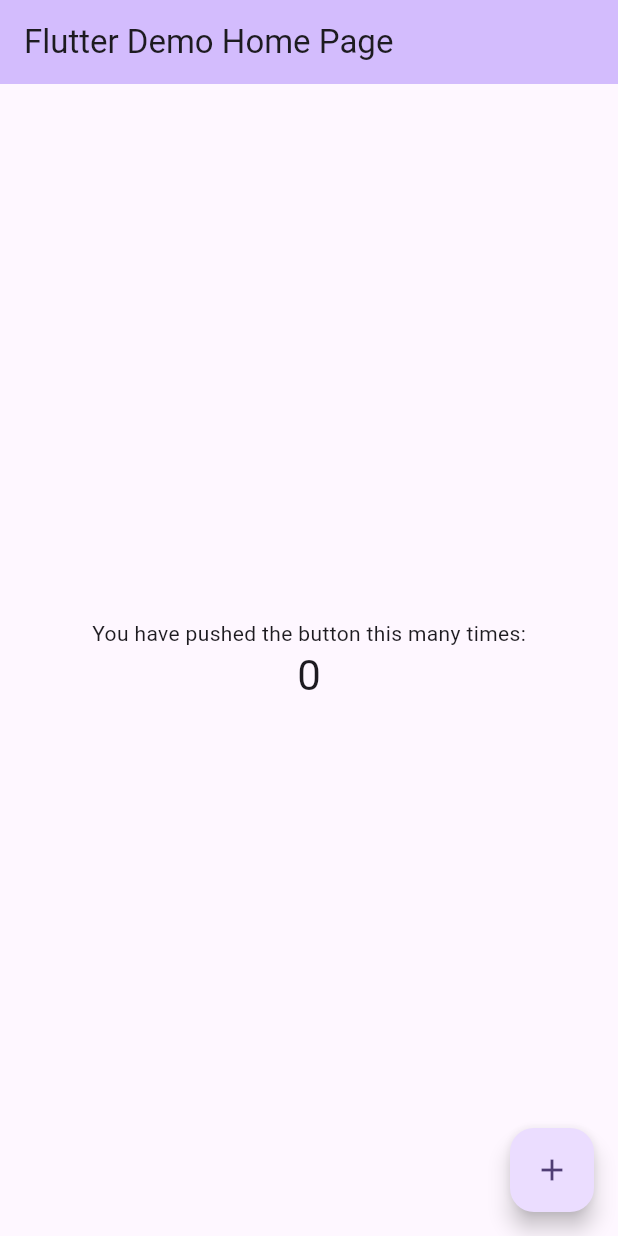
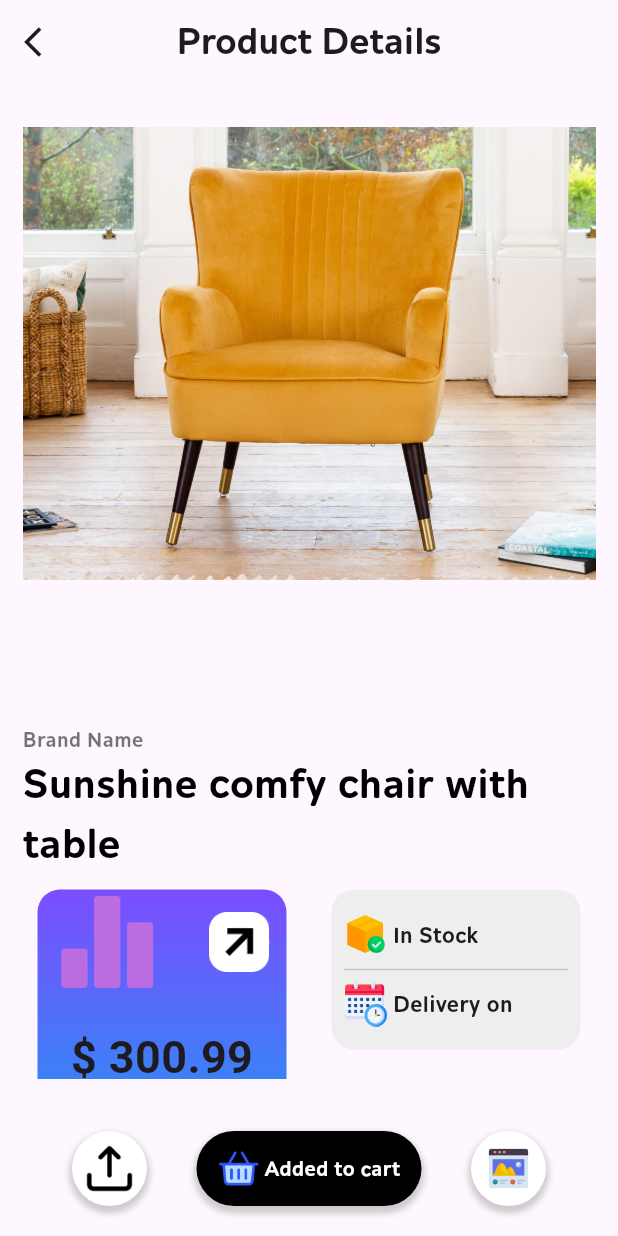
Before and after one commit to MohamedEssam9009/first_logo_ui_task, a Flutter app: the screen it shows after launch, on a phone screen of 412 x 824 dp. Run offline on Flutter 3.47's test engine with Material 3 defaults, Android fonts, the phone set to English and light mode, and no system bars.

```diff
--- a/lib/main.dart
+++ b/lib/main.dart
@@ -1,3 +1,4 @@
+import 'package:first_logo_ui_task/presentation/screens/product_details_screen.dart';
 import 'package:flutter/material.dart';
 
 void main() {
@@ -10,60 +11,10 @@ class MyApp extends StatelessWidget {
   @override
   Widget build(BuildContext context) {
     return MaterialApp(
-      title: 'Flutter Demo',
-      theme: ThemeData(
-        colorScheme: ColorScheme.fromSeed(seedColor: Colors.deepPurple),
-        useMaterial3: true,
-      ),
-      home: const MyHomePage(title: 'Flutter Demo Home Page'),
+      debugShowCheckedModeBanner: false,
+      title: 'First Logo UI Task',
+      theme: ThemeData(useMaterial3: true),
+      home: ProductDetailsScreen(),
     );
   }
 }
-
-class MyHomePage extends StatefulWidget {
-  const MyHomePage({super.key, required this.title});
-
-  final String title;
-
-  @override
-  State<MyHomePage> createState() => _MyHomePageState();
-}
-
-class _MyHomePageState extends State<MyHomePage> {
-  int _counter = 0;
-
-  void _incrementCounter() {
-    setState(() {
-      _counter++;
-    });
-  }
-
-  @override
-  Widget build(BuildContext context) {
-    return Scaffold(
-      appBar: AppBar(
-        backgroundColor: Theme.of(context).colorScheme.inversePrimary,
-        title: Text(widget.title),
-      ),
-      body: Center(
-        child: Column(
-          mainAxisAlignment: MainAxisAlignment.center,
-          children: <Widget>[
-            const Text(
-              'You have pushed the button this many times:',
-            ),
-            Text(
-              '$_counter',
-              style: Theme.of(context).textTheme.headlineMedium,
-            ),
-          ],
-        ),
-      ),
-      floatingActionButton: FloatingActionButton(
-        onPressed: _incrementCounter,
-        tooltip: 'Increment',
-        child: const Icon(Icons.add),
-      ),
-    );
-  }
-}
--- /dev/null
+++ b/lib/presentation/screens/product_details_screen.dart
@@ -0,0 +1,289 @@
+import 'package:first_logo_ui_task/presentation/widgets/animated_product_image.dart';
+import 'package:flutter/material.dart';
+
+class ProductDetailsScreen extends StatelessWidget {
+  const ProductDetailsScreen({super.key});
+
+  @override
+  Widget build(BuildContext context) {
+    return Scaffold(
+      appBar: AppBar(
+        leading: IconButton(
+          onPressed: () => Navigator.pop(context),
+          icon: const Icon(Icons.arrow_back_ios),
+        ),
+        title: const Text(
+          'Product Details',
+          style: TextStyle(
+            fontFamily: 'Alleyn',
+            fontSize: 25.0,
+          ),
+        ),
+        centerTitle: true,
+      ),
+      body: Padding(
+        padding: const EdgeInsets.all(15.0),
+        child: SingleChildScrollView(
+          child: Column(
+            crossAxisAlignment: CrossAxisAlignment.start,
+            children: [
+              const AnimatedProductImage(),
+              const Text(
+                'Brand Name',
+                style: TextStyle(
+                  fontFamily: 'Alleyn',
+                  color: Colors.black54,
+                ),
+              ),
+              const Text(
+                'Sunshine comfy chair with table',
+                style: TextStyle(
+                  fontFamily: 'Alleyn',
+                  color: Colors.black,
+                  fontSize: 28,
+                ),
+              ),
+              Container(
+                width: double.infinity,
+                padding: const EdgeInsets.all(10),
+                height: 200.0,
+                child: Row(
+                  mainAxisAlignment: MainAxisAlignment.spaceBetween,
+                  children: [
+                    Expanded(
+                      child: Container(
+                        decoration: BoxDecoration(
+                          borderRadius: BorderRadius.circular(15.0),
+                          gradient: const LinearGradient(
+                            begin: Alignment.topCenter,
+                            end: Alignment.bottomCenter,
+                            colors: [
+                              Colors.deepPurpleAccent,
+                              Colors.blue,
+                            ],
+                          ),
+                        ),
+                        child: Column(
+                          children: [
+                            Row(
+                              mainAxisAlignment: MainAxisAlignment.spaceEvenly,
+                              children: [
+                                Image.asset(
+                                  'assets/images/stats.png',
+                                  width: 70,
+                                ),
+                                const SizedBox(width: 10),
+                                CircleAvatar(
+                                  radius: 20.0,
+                                  backgroundColor: Colors.white,
+                                  child: Image.asset(
+                                    'assets/images/up-right.png',
+                                  ),
+                                )
+                              ],
+                            ),
+                            const SizedBox(height: 20),
+                            Column(
+                              children: [
+                                const Text(
+                                  '\$ 300.99',
+                                  style: TextStyle(
+                                    fontSize: 30.0,
+                                    fontWeight: FontWeight.bold,
+                                  ),
+                                ),
+                                Container(
+                                  width: 100.0,
+                                  height: 40.0,
+                                  decoration: BoxDecoration(
+                                    color: Colors.blue,
+                                    borderRadius: BorderRadius.circular(20.0),
+                                  ),
+                                  child: const Text(
+                                    'Buy Now',
+                                    style: TextStyle(
+                                      color: Colors.white,
+                                      fontSize: 20.0,
+                                      fontFamily: 'Alleyn',
+                                    ),
+                                    textAlign: TextAlign.center,
+                                  ),
+                                ),
+                              ],
+                            )
+                          ],
+                        ),
+                      ),
+                    ),
+                    const SizedBox(width: 30),
+                    Expanded(
+                      child: Column(
+                        children: [
+                          Expanded(
+                            flex: 2,
+                            child: Container(
+                              padding: const EdgeInsets.all(8),
+                              decoration: BoxDecoration(
+                                color: Colors.grey.shade200,
+                                borderRadius: BorderRadius.circular(15),
+                              ),
+                              child: Column(
+                                mainAxisAlignment: MainAxisAlignment.center,
+                                children: [
+                                  Row(
+                                    children: [
+                                      Image.asset(
+                                        'assets/images/stock.png',
+                                        width: 30.0,
+                                      ),
+                                      const SizedBox(width: 3),
+                                      const Text(
+                                        'In Stock',
+                                        style: TextStyle(
+                                          fontSize: 15.0,
+                                          fontFamily: 'Alleyn',
+                                        ),
+                                      ),
+                                    ],
+                                  ),
+                                  const Divider(),
+                                  Row(
+                                    children: [
+                                      Image.asset(
+                                        'assets/images/schedule.png',
+                                        width: 30.0,
+                                      ),
+                                      const SizedBox(width: 3),
+                                      const Text(
+                                        'Delivery on',
+                                        style: TextStyle(
+                                          fontSize: 15.0,
+                                          fontFamily: 'Alleyn',
+                                        ),
+                                      ),
+                                    ],
+                                  ),
+                                ],
+                              ),
+                            ),
+                          ),
+                          const SizedBox(height: 20),
+                          Expanded(
+                            flex: 1,
+                            child: Container(
+                              padding: const EdgeInsets.all(8),
+                              decoration: BoxDecoration(
+                                color: Colors.grey.shade200,
+                                borderRadius: BorderRadius.circular(15),
+                              ),
+                              child: Column(
+                                mainAxisAlignment: MainAxisAlignment.center,
+                                children: [
+                                  Row(
+                                    children: [
+                                      Image.asset(
+                                        'assets/images/rate.png',
+                                        width: 30.0,
+                                      ),
+                                      const SizedBox(width: 15),
+                                      const Text(
+                                        '4.8',
+                                        style: TextStyle(
+                                          fontSize: 20.0,
+                                          fontWeight: FontWeight.bold,
+                                        ),
+                                      ),
+                                    ],
+                                  ),
+                                ],
+                              ),
+                            ),
+                          ),
+                        ],
+                      ),
+                    )
+                  ],
+                ),
+              ),
+            ],
+          ),
+        ),
+      ),
+      bottomNavigationBar: Padding(
+        padding: const EdgeInsets.all(15.0),
+        child: SizedBox(
+          height: 60.0,
+          child: Row(
+            mainAxisAlignment: MainAxisAlignment.spaceEvenly,
+            children: [
+              Container(
+                padding: const EdgeInsets.all(7),
+                width: 50,
+                height: 50,
+                decoration: BoxDecoration(
+                  color: Colors.white,
+                  borderRadius: BorderRadius.circular(30),
+                  boxShadow: [
+                    BoxShadow(
+                      color: Colors.grey.withOpacity(0.5),
+                      blurRadius: 3.0,
+                      spreadRadius: 2,
+                      offset: const Offset(0, 3),
+                    )
+                  ],
+                ),
+                child: Image.asset('assets/images/share.png'),
+              ),
+              Container(
+                padding: const EdgeInsets.all(11),
+                width: 150,
+                height: 50,
+                decoration: BoxDecoration(
+                  color: Colors.black,
+                  borderRadius: BorderRadius.circular(30),
+                  boxShadow: [
+                    BoxShadow(
+                      color: Colors.grey.withOpacity(0.5),
+                      blurRadius: 3.0,
+                      spreadRadius: 2,
+                      offset: const Offset(0, 3),
+                    )
+                  ],
+                ),
+                child: Row(
+                  mainAxisAlignment: MainAxisAlignment.spaceEvenly,
+                  children: [
+                    Image.asset('assets/images/bag.png'),
+                    const Text(
+                      'Added to cart',
+                      style:
+                          TextStyle(color: Colors.white, fontFamily: 'Alleyn'),
+                    )
+                  ],
+                ),
+              ),
+              Container(
+                padding: const EdgeInsets.all(11),
+                width: 50,
+                height: 50,
+                decoration: BoxDecoration(
+                  color: Colors.white,
+                  borderRadius: BorderRadius.circular(30),
+                  boxShadow: [
+                    BoxShadow(
+                      color: Colors.grey.withOpacity(0.5),
+                      blurRadius: 3.0,
+                      spreadRadius: 2,
+                      offset: const Offset(0, 3),
+                    )
+                  ],
+                ),
+                child: Image.asset('assets/images/page.png'),
+              ),
+            ],
+          ),
+        ),
+      ),
+    );
+  }
+}
--- /dev/null
+++ b/lib/presentation/widgets/animated_product_image.dart
@@ -0,0 +1,51 @@
+import 'package:flutter/material.dart';
+
+class AnimatedProductImage extends StatefulWidget {
+  const AnimatedProductImage({super.key});
+
+  @override
+  State<AnimatedProductImage> createState() => _AnimatedProductImageState();
+}
+
+class _AnimatedProductImageState extends State<AnimatedProductImage>
+    with SingleTickerProviderStateMixin {
+  late AnimationController animationController;
+  @override
+  void initState() {
+    super.initState();
+
+    animationController = AnimationController(
+        vsync: this,
+        duration: const Duration(seconds: 3),
+        reverseDuration: const Duration(milliseconds: 2300))
+      ..addStatusListener(
+        (AnimationStatus status) {
+          if (status == AnimationStatus.completed) {
+            animationController.reverse();
+          } else if (status == AnimationStatus.dismissed) {
+            animationController.stop();
+          }
+        },
+      );
+    animationController.forward();
+  }
+
+  @override
+  void dispose() {
+    super.dispose();
+    animationController.dispose();
+  }
+
+  @override
+  Widget build(BuildContext context) {
+    return SizedBox(
+      height: MediaQuery.of(context).size.height * 0.5,
+      child: SlideTransition(
+        position: Tween<Offset>(
+                begin: const Offset(0, -0.1), end: const Offset(0.0, 0.24))
+            .animate(animationController),
+        child: Image.asset('assets/images/chair.png'),
+      ),
+    );
+  }
+}
```
Also changed, not shown: pubspec.yaml (+8 -8 lines), assets/fonts/Fontspring-DEMO-alleynpro-black.otf (added), assets/fonts/Fontspring-DEMO-alleynpro-bold.otf (added), assets/images/bag.png (added), assets/images/chair.png (added), assets/images/page.png (added), assets/images/rate.png (added), assets/images/schedule.png (added), assets/images/share.png (added), assets/images/stats.png (added), assets/images/stock.png (added), assets/images/up-right.png (added).
